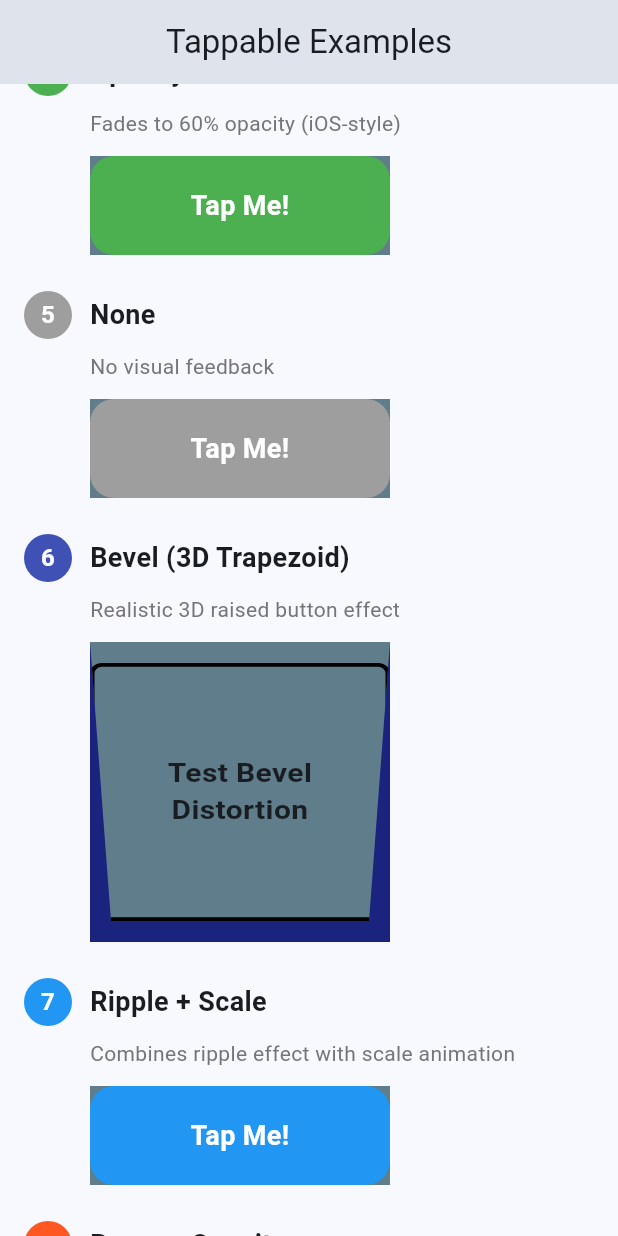
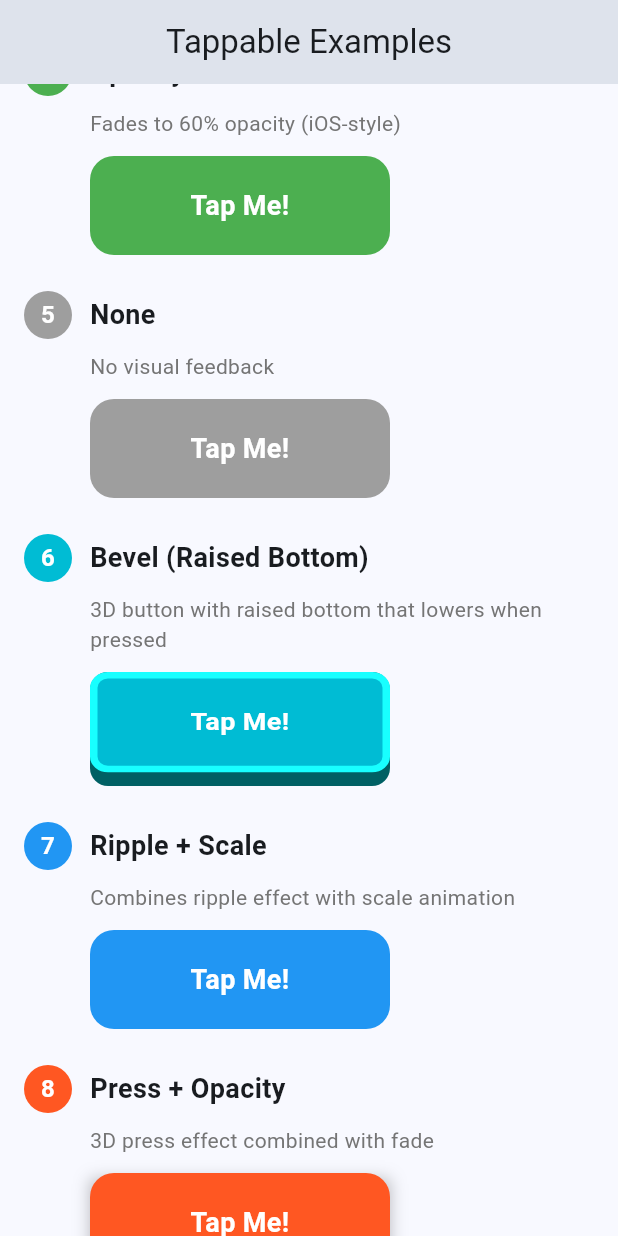
Before and after one commit to Matey2010/tappable, a Flutter app: the screen it shows after launch, scrolled down 576 dp, after a tap on "Tap Me!", on a phone screen of 412 x 824 dp. Run offline on Flutter 3.47's test engine with Material 3 defaults, Android fonts, the light colour scheme and no system bars.

Commit message:
Implement bevel

````diff
--- a/example/lib/pages/mechanics_demo_page.dart
+++ b/example/lib/pages/mechanics_demo_page.dart
@@ -92,10 +92,10 @@ class _MechanicsDemoPageState extends State<MechanicsDemoPage> {
             label: 'None',
           ),
 
-          // Bevel (3D Trapezoid) - BOTTOM PRIMARY
+          // Bevel (Raised Bottom)
           _buildMechanicDemo(
-            title: 'Bevel (3D Trapezoid)',
-            description: 'Realistic 3D raised button effect',
+            title: 'Bevel (Raised Bottom)',
+            description: '3D button with raised bottom that lowers when pressed',
             tapMechanics: [
               BevelTapMechanic(
                 bevelHeight: 6.0,
@@ -235,7 +235,11 @@ class _MechanicsDemoPageState extends State<MechanicsDemoPage> {
     required List<TapMechanic> tapMechanics,
     required Color color,
     required String label,
+    BorderRadius? borderRadius,
+    Border? border,
   }) {
+    final effectiveBorderRadius = borderRadius ?? BorderRadius.circular(16);
+
     return Column(
       crossAxisAlignment: CrossAxisAlignment.start,
       children: [
@@ -258,13 +262,15 @@ class _MechanicsDemoPageState extends State<MechanicsDemoPage> {
         Center(
           child: Tappable(
             onTap: () => _onTap(label),
+            borderRadius: effectiveBorderRadius,
             tapMechanics: tapMechanics,
             child: Container(
               width: 200,
               padding: const EdgeInsets.symmetric(vertical: 20),
               decoration: BoxDecoration(
                 color: color,
-                borderRadius: BorderRadius.circular(16),
+                borderRadius: effectiveBorderRadius,
+                border: border,
               ),
               child: Text(
                 'Tap Me!',
--- a/example/lib/simple_examples_page.dart
+++ b/example/lib/simple_examples_page.dart
@@ -32,6 +32,7 @@ class _SimpleExamplesPageState extends State<SimpleExamplesPage> {
           // 1. Ripple
           _buildExample(
             number: 1,
+            borderRadius: BorderRadius.circular(8),
             title: 'Ripple (Default)',
             description: 'Material Design ink ripple effect',
             tapMechanics: [RippleTapMechanic()],
@@ -84,35 +85,20 @@ class _SimpleExamplesPageState extends State<SimpleExamplesPage> {
           // 6. Bevel (Bottom)
           _buildExample(
             number: 6,
-            title: 'Bevel (3D Trapezoid)',
-            description: 'Realistic 3D raised button effect',
+            title: 'Bevel (Raised Bottom)',
+            description:
+                '3D button with raised bottom that lowers when pressed',
             tapMechanics: [
               BevelTapMechanic(
-                bevelHeight: 14.0,
-                bevelColor: Colors.indigo.shade900,
+                bevelHeight: 12.0,
+
+                bevelColor: Colors.cyan.shade900,
               ),
             ],
-            color: Colors.indigo,
+            color: Colors.cyan,
+            border: Border.all(color: Colors.cyanAccent, width: 5),
             label: 'Bevel',
-            noBorderRadius: true,
-            child: Container(
-              width: 200,
-              height: 200,
-              decoration: BoxDecoration(
-                borderRadius: BorderRadius.circular(8),
-                border: Border.all(color: Colors.black, width: 3),
-              ),
-              child: const Center(
-                child: Text(
-                  'Test Bevel\nDistortion',
-                  textAlign: TextAlign.center,
-                  style: TextStyle(
-                    fontSize: 20,
-                    fontWeight: FontWeight.bold,
-                  ),
-                ),
-              ),
-            ),
+            borderRadius: BorderRadius.circular(12),
           ),
 
           // 7. Ripple + Scale
@@ -157,8 +143,14 @@ class _SimpleExamplesPageState extends State<SimpleExamplesPage> {
     required Color color,
     required String label,
     bool noBorderRadius = false,
+    BorderRadius? borderRadius,
+    Border? border,
     Widget? child,
   }) {
+    final effectiveBorderRadius = noBorderRadius
+        ? null
+        : (borderRadius ?? BorderRadius.circular(16));
+
     return Padding(
       padding: const EdgeInsets.only(bottom: 24),
       child: Column(
@@ -205,19 +197,19 @@ class _SimpleExamplesPageState extends State<SimpleExamplesPage> {
                 ),
                 const SizedBox(height: 12),
                 Container(
-                  color: Colors.blueGrey,
                   child: Tappable(
                     onTap: () => _onTap(label),
+                    borderRadius: effectiveBorderRadius,
                     tapMechanics: tapMechanics,
-                    child: child ??
+                    child:
+                        child ??
                         Container(
                           width: 200,
                           padding: const EdgeInsets.symmetric(vertical: 20),
                           decoration: BoxDecoration(
                             color: color,
-                            borderRadius: noBorderRadius
-                                ? null
-                                : BorderRadius.circular(16),
+                            borderRadius: effectiveBorderRadius,
+                            border: border,
                           ),
                           child: const Text(
                             'Tap Me!',
--- a/lib/src/tap_mechanics/bevel_tap_mechanic.dart
+++ b/lib/src/tap_mechanics/bevel_tap_mechanic.dart
@@ -1,14 +1,12 @@
+import 'package:flutter/material.dart';
 import 'package:flutter/widgets.dart';
 
 import 'tap_mechanic.dart';
 
-// Bevel direction enum removed - using single bottom bevel only
-
-/// A tap mechanic that creates a 3D beveled/raised button effect.
+/// A tap mechanic that creates a 3D raised button effect with a bottom edge.
 ///
-/// This mechanic simulates a realistic 3D button by creating a trapezoid shape
-/// that appears to bulge toward the user. The bottom edge is raised (wider at top,
-/// narrower at bottom). When pressed, the button flattens to a rectangle,
+/// This mechanic simulates a realistic 3D button by adding a visible raised
+/// bottom. When pressed, the button moves down and the bottom shrinks,
 /// creating a satisfying physical button press effect.
 ///
 /// Example:
@@ -29,20 +27,20 @@ import 'tap_mechanic.dart';
 /// )
 /// ```
 class BevelTapMechanic extends TapMechanic {
-  /// The height of the bevel in pixels.
+  /// The height of the raised bottom in pixels.
   ///
-  /// This determines how much the button appears to bulge.
+  /// This determines how much the button appears to be raised.
   /// When pressed, this animates to 0 (flat).
   ///
   /// Defaults to 6.0 pixels.
   final double bevelHeight;
 
-  /// The color of the beveled edge (the visible "side" of the button).
+  /// The color of the raised bottom edge.
   ///
   /// Typically a darker shade of the main surface color to create depth.
   final Color bevelColor;
 
-  /// Optional gradient for the bevel edge instead of a solid color.
+  /// Optional gradient for the bottom edge instead of a solid color.
   ///
   /// If provided, this overrides [bevelColor].
   final Gradient? bevelGradient;
@@ -62,7 +60,7 @@ class BevelTapMechanic extends TapMechanic {
     this.bevelHeight = 6.0,
     required this.bevelColor,
     this.bevelGradient,
-    this.duration = const Duration(milliseconds: 100),
+    this.duration = const Duration(milliseconds: 200),
     this.curve = Curves.easeInOut,
   });
 
@@ -155,27 +153,31 @@ class _BevelAnimationState extends State<_BevelAnimation>
       child: AnimatedBuilder(
         animation: _animation,
         builder: (context, child) {
-          final currentBevelHeight =
+          // Calculate the current bottom height (reduces when pressed)
+          final currentBottomHeight =
               widget.bevelHeight * (1.0 - _animation.value);
 
-          if (currentBevelHeight == 0) {
-            // No bevel when fully pressed - just return child
-            return widget.child;
-          }
+          // Calculate scale: when unpressed (animation=0), compressed; when pressed (animation=1), full 100%
+          // Compression factor based on bevelHeight relative to typical button size
+          final compressionFactor = widget.bevelHeight / 100.0;
+          final contentScale =
+              1.0 - (compressionFactor * (1.0 - _animation.value));
 
-          return CustomPaint(
-            painter: _BevelBackgroundPainter(
-              bevelHeight: currentBevelHeight,
+          return Container(
+            decoration: BoxDecoration(
               color: widget.bevelColor,
-              gradient: widget.bevelGradient,
+              borderRadius: widget.borderRadius,
             ),
-            child: ClipPath(
-              clipper: _BevelClipper(bevelHeight: currentBevelHeight),
-              child: Transform.scale(
-                scaleY: 1.0 - (currentBevelHeight / 100.0), // Slightly compress vertically
-                alignment: Alignment.center,
-                child: widget.child,
-              ),
+            child: Stack(
+              clipBehavior: Clip.none,
+              children: [
+                // Main button content (top stays fixed, expands downward when pressed)
+                Transform(
+                  transform: Matrix4.diagonal3Values(1.0, contentScale, 1.0),
+                  alignment: Alignment.topCenter,
+                  child: widget.child,
+                ),
+              ],
             ),
           );
         },
@@ -183,102 +185,3 @@ class _BevelAnimationState extends State<_BevelAnimation>
     );
   }
 }
-
-/// Custom clipper that creates the trapezoid shape.
-/// Bottom bevel: top is wider (full width), bottom is narrower.
-class _BevelClipper extends CustomClipper<Path> {
-  final double bevelHeight;
-
-  _BevelClipper({required this.bevelHeight});
-
-  @override
-  Path getClip(Size size) {
-    final path = Path();
-    final w = size.width;
-    final h = size.height;
-    final bh = bevelHeight;
-
-    // Bottom bevel: top is full width, bottom is narrower
-    path.moveTo(0, 0); // top left (full width)
-    path.lineTo(w, 0); // top right (full width)
-    path.lineTo(w - bh, h - bh); // bottom right (narrower)
-    path.lineTo(bh, h - bh); // bottom left (narrower)
-    path.close();
-
-    return path;
-  }
-
-  @override
-  bool shouldReclip(_BevelClipper oldClipper) {
-    return oldClipper.bevelHeight != bevelHeight;
-  }
-}
-
-/// Custom painter that draws the beveled background (visible side of button).
-/// Bottom bevel: draws left side, right side, and bottom edge.
-class _BevelBackgroundPainter extends CustomPainter {
-  final double bevelHeight;
-  final Color color;
-  final Gradient? gradient;
-
-  _BevelBackgroundPainter({
-    required this.bevelHeight,
-    required this.color,
-    this.gradient,
-  });
-
-  @override
-  void paint(Canvas canvas, Size size) {
-    if (bevelHeight <= 0) return; // No bevel when fully pressed
-
-    final paint = Paint()..style = PaintingStyle.fill;
-
-    final w = size.width;
-    final h = size.height;
-    final bh = bevelHeight;
-
-    // Draw the background that represents the visible "sides" of the button
-    // These are the areas that get clipped away when the trapezoid is formed
-    final path = Path();
-
-    // Bottom bevel: bottom is raised
-    // Draw left diagonal side
-    path.moveTo(0, 0);
-    path.lineTo(bh, h - bh);
-    path.lineTo(bh, h);
-    path.lineTo(0, h);
-    path.close();
-
-    // Draw right diagonal side
-    path.moveTo(w, 0);
-    path.lineTo(w - bh, h - bh);
-    path.lineTo(w - bh, h);
-    path.lineTo(w, h);
-    path.close();
-
-    // Draw bottom edge (horizontal raised edge)
-    path.moveTo(bh, h - bh);
-    path.lineTo(w - bh, h - bh);
-    path.lineTo(w - bh, h);
-    path.lineTo(bh, h);
-    path.close();
-
-    // Apply gradient or solid color
-    if (gradient != null) {
-      final rect = Rect.fromLTWH(0, 0, w, h);
-      paint.shader = gradient!.createShader(rect);
-    } else {
-      paint.color = color;
-    }
-
-    // Draw the background (visible beveled sides)
-    canvas.drawPath(path, paint);
-  }
-
-  @override
-  bool shouldRepaint(_BevelBackgroundPainter oldDelegate) {
-    return oldDelegate.bevelHeight != bevelHeight ||
-        oldDelegate.color != color ||
-        oldDelegate.gradient != gradient;
-  }
-}
````
